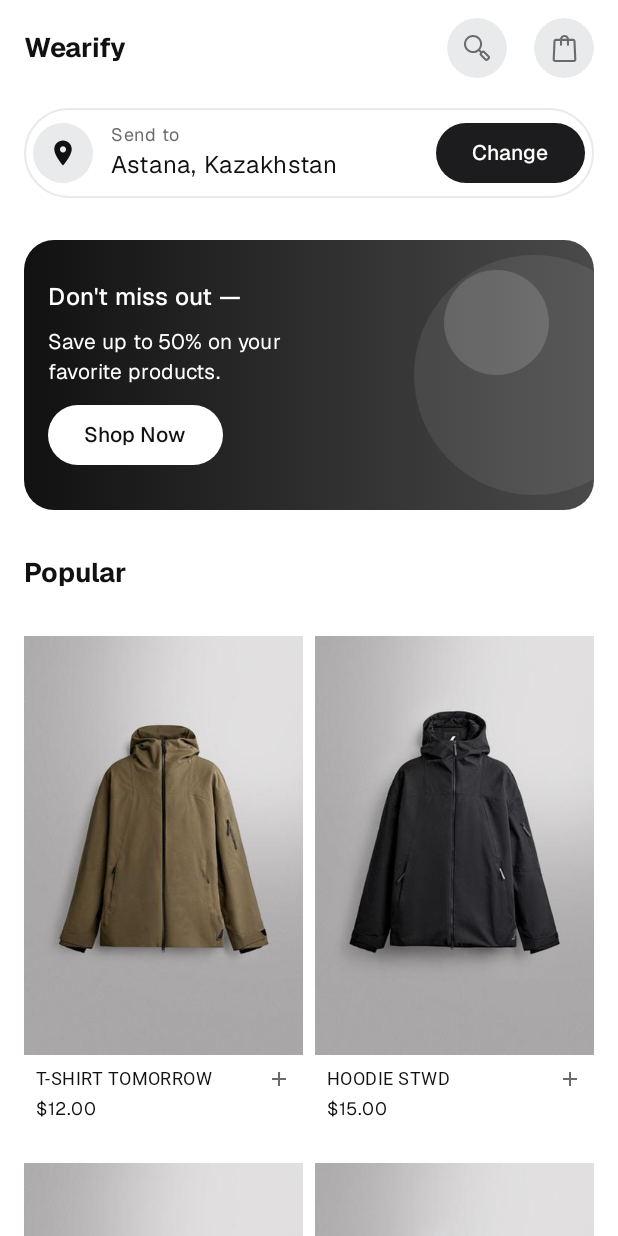
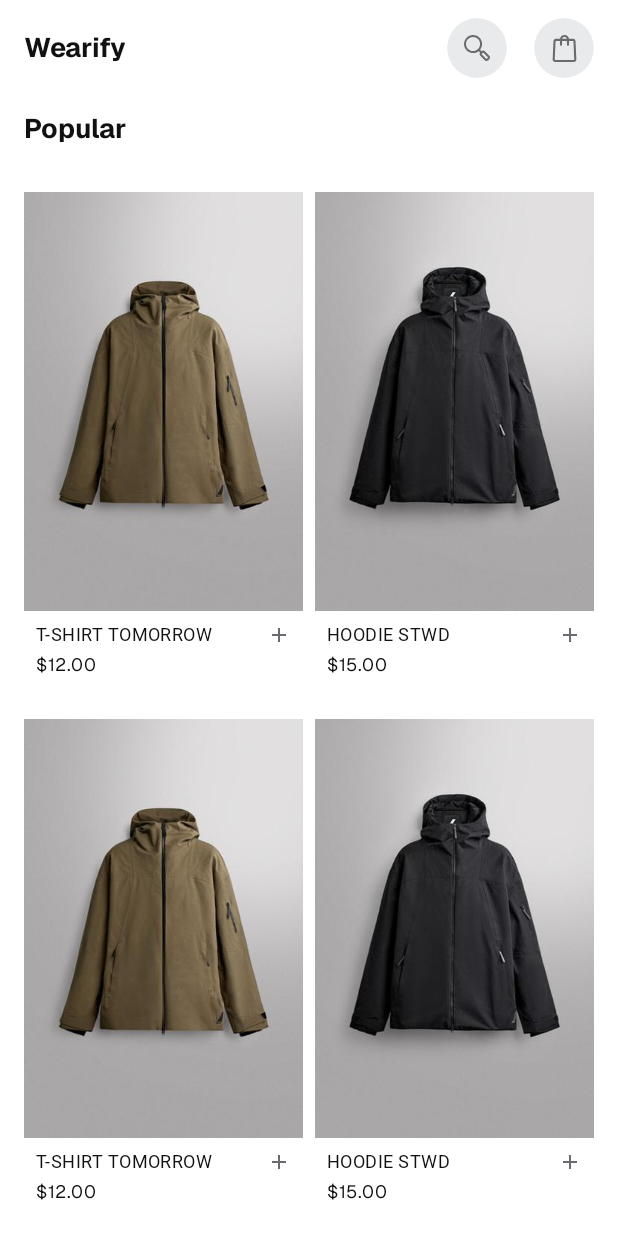
Before and after one commit to dinmukhamed-appaz/ShopAndroid, an Android app built with Jetpack Compose: the screen it shows after launch (MainActivity), after a tap on "Shop Now", on a phone screen of 412 x 824 dp. Run offline under Robolectric (Android 15) with nearby library versions, the phone set to English and light mode, and no system bars; Roboto replaces fonts that are not available here.

Commit message:
create animation for shop now

```diff
--- a/app/src/main/java/com/example/shopapp/repository/ProductRepository.kt
+++ b/app/src/main/java/com/example/shopapp/repository/ProductRepository.kt
@@ -9,6 +9,14 @@ object ProductRepository {
         Product(2, "Hoodie STWD", "$15.00",  R.drawable.two),
         Product(3, "T-Shirt Tomorrow", "$12.00",  R.drawable.one),
         Product(4, "Hoodie STWD", "$15.00",  R.drawable.two),
+        Product(5, "T-Shirt Tomorrow", "$12.00",  R.drawable.one),
+        Product(6, "Hoodie STWD", "$15.00",  R.drawable.two),
+        Product(7, "T-Shirt Tomorrow", "$12.00",  R.drawable.one),
+        Product(8, "Hoodie STWD", "$15.00",  R.drawable.two),
+        Product(9, "T-Shirt Tomorrow", "$12.00",  R.drawable.one),
+        Product(10, "Hoodie STWD", "$15.00",  R.drawable.two),
+        Product(11, "T-Shirt Tomorrow", "$12.00",  R.drawable.one),
+        Product(12, "Hoodie STWD", "$15.00",  R.drawable.two),
     )
 
     fun getProducts(): List<Product> = products
--- a/app/src/main/java/com/example/shopapp/ui/screens/MainMenuScreen.kt
+++ b/app/src/main/java/com/example/shopapp/ui/screens/MainMenuScreen.kt
@@ -20,6 +20,7 @@ import androidx.compose.foundation.lazy.grid.GridCells
 import androidx.compose.foundation.lazy.grid.GridItemSpan
 import androidx.compose.foundation.lazy.grid.LazyVerticalGrid
 import androidx.compose.foundation.lazy.grid.items
+import androidx.compose.foundation.lazy.grid.rememberLazyGridState
 import androidx.compose.foundation.shape.CircleShape
 import androidx.compose.material.icons.Icons
 import androidx.compose.material.icons.filled.Add
@@ -36,6 +37,7 @@ import androidx.compose.material3.Surface
 import androidx.compose.material3.Text
 import androidx.compose.material3.TopAppBar
 import androidx.compose.runtime.Composable
+import androidx.compose.runtime.rememberCoroutineScope
 import androidx.compose.ui.Alignment
 import androidx.compose.ui.Modifier
 import androidx.compose.ui.draw.clip
@@ -52,8 +54,7 @@ import com.example.shopapp.ui.theme.Paper
 import com.example.shopapp.ui.theme.ShopAppTheme
 import com.example.shopapp.ui.theme.extra
 import com.example.shopapp.ui.theme.spacing
-
-
+import kotlinx.coroutines.launch
 
 @Preview(showBackground = true)
 @Composable
@@ -64,6 +65,9 @@ private fun MainMenuScreenPreview() {
 @OptIn(ExperimentalMaterial3Api::class)
 @Composable
 fun MainMenuScreen(products: List<Product> = ProductRepository.getProducts()) {
+    val gridState = rememberLazyGridState()
+    val scope = rememberCoroutineScope()
+
     Scaffold(
         topBar = {
             TopAppBar(
@@ -112,6 +116,7 @@ fun MainMenuScreen(products: List<Product> = ProductRepository.getProducts()) {
         }
     ) { innerPadding ->
         LazyVerticalGrid(
+            state = gridState,
             columns = GridCells.Fixed(2),
             modifier = Modifier
                 .fillMaxSize()
@@ -124,7 +129,13 @@ fun MainMenuScreen(products: List<Product> = ProductRepository.getProducts()) {
             verticalArrangement = Arrangement.spacedBy(MaterialTheme.spacing.xl)
         ) {
             item(span = { GridItemSpan(maxLineSpan) }) { AddressCard("Astana, Kazakhstan") }
-            item(span = { GridItemSpan(maxLineSpan) }) { PromoBanner() }
+            item(span = { GridItemSpan(maxLineSpan) }) {
+                PromoBanner(
+                    onShopNowClick = {
+                        scope.launch { gridState.animateScrollToItem(2) }
+                    }
+                )
+            }
             item(span = { GridItemSpan(maxLineSpan) }) {
                 Text("Popular", style = MaterialTheme.typography.titleLarge)
             }
@@ -171,7 +182,10 @@ fun AddressCard(address: String, modifier: Modifier = Modifier) {
 }
 
 @Composable
-fun PromoBanner(modifier: Modifier = Modifier) {
+fun PromoBanner(
+    onShopNowClick: () -> Unit = {},
+    modifier: Modifier = Modifier
+) {
     Box(
         modifier = modifier
             .fillMaxWidth()
@@ -216,7 +230,7 @@ fun PromoBanner(modifier: Modifier = Modifier) {
                 color = Paper
             )
             Button(
-                onClick = {},
+                onClick = onShopNowClick,
                 colors = ButtonDefaults.buttonColors(
                     containerColor = Paper,
                     contentColor = MaterialTheme.colorScheme.onSurface
```
